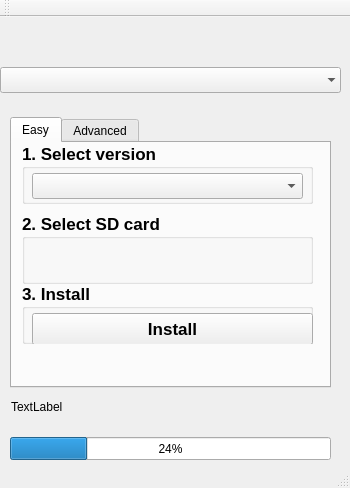
Above: mainwindow.ui from xbianonpi/xbian-installer-universal before the change. Below: the same form after it.
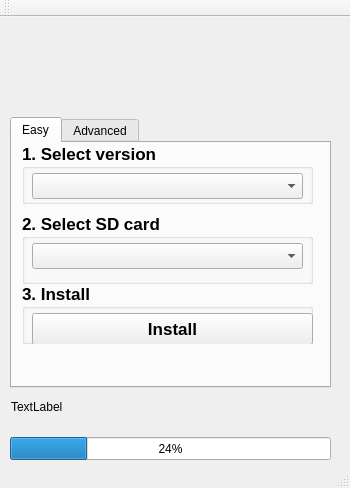
That is the form after the change.

```diff
--- a/mainwindow.ui
+++ b/mainwindow.ui
@@ -99,6 +99,16 @@
       <property name="title">
        <string>2. Select SD card</string>
       </property>
+      <widget class="QComboBox" name="cbVolumes">
+       <property name="geometry">
+        <rect>
+         <x>10</x>
+         <y>30</y>
+         <width>271</width>
+         <height>26</height>
+        </rect>
+       </property>
+      </widget>
      </widget>
      <widget class="QGroupBox" name="groupBox_3">
       <property name="geometry">
@@ -180,31 +190,6 @@
      <string>TextLabel</string>
     </property>
    </widget>
-   <widget class="QComboBox" name="cbSDCards">
-    <property name="geometry">
-     <rect>
-      <x>0</x>
-      <y>50</y>
-      <width>341</width>
-      <height>26</height>
-     </rect>
-    </property>
-    <property name="layoutDirection">
-     <enum>Qt::LeftToRight</enum>
-    </property>
-    <property name="autoFillBackground">
-     <bool>true</bool>
-    </property>
-    <property name="currentText">
-     <string/>
-    </property>
-    <property name="sizeAdjustPolicy">
-     <enum>QComboBox::AdjustToMinimumContentsLengthWithIcon</enum>
-    </property>
-    <property name="frame">
-     <bool>false</bool>
-    </property>
-   </widget>
   </widget>
   <widget class="QMenuBar" name="menuBar">
    <property name="geometry">
```
